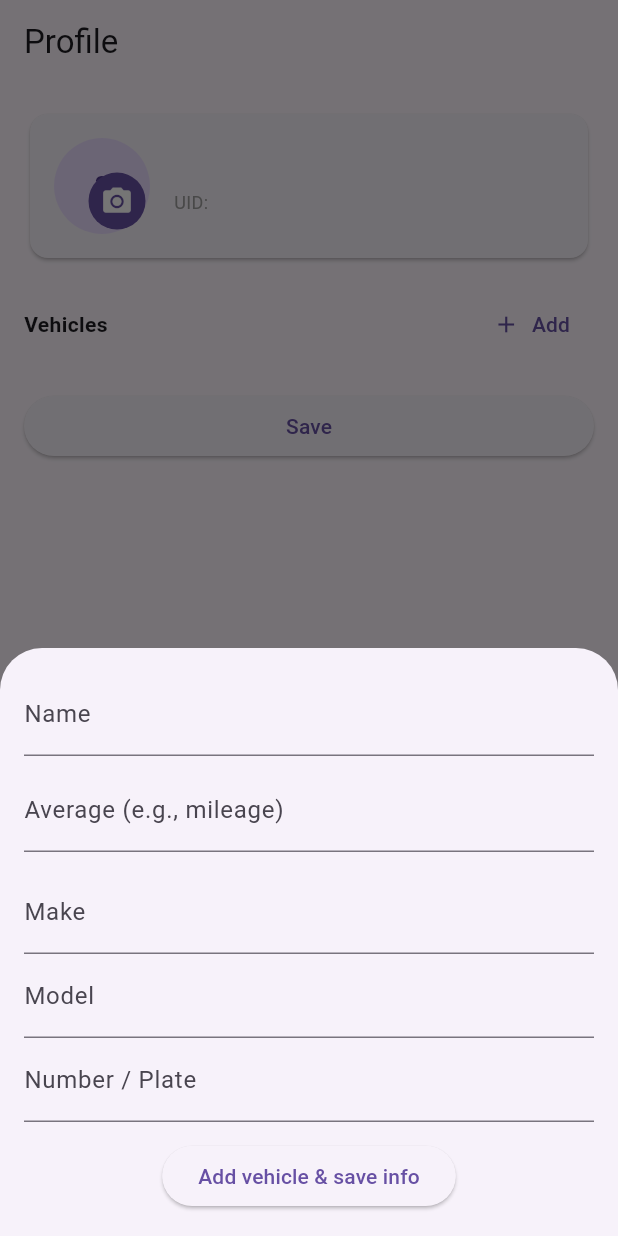
After one commit to yogesh0748/ROADHAVEN, a Flutter app: the screen it shows once a user with an empty profile is signed in, item 3 of the bottom bar chosen, after a tap on "Add", on a phone screen of 412 x 824 dp. The commit adds this screen. Run offline on Flutter 3.47's test engine with Material 3 defaults, Android fonts, the phone set to English and light mode, and no system bars; our stand-ins replace cloud_firestore, firebase_auth, firebase_core, firebase_storage, flutter_map, geolocator and 2 more; accounts and stored records are empty.

Commit message:
profile @ vehicles

```diff
--- a/roadhaven/lib/main.dart
+++ b/roadhaven/lib/main.dart
@@ -3,6 +3,9 @@ import 'package:flutter/material.dart';
 import 'package:roadhaven/firebase_options.dart';
 import 'package:roadhaven/screens/login_page.dart';
 import 'package:roadhaven/screens/signup_page.dart';
+import 'package:roadhaven/screens/home_page.dart';
+import 'package:roadhaven/screens/profile_page.dart';
+import 'package:firebase_auth/firebase_auth.dart';
 
 Future<void> main() async {
   WidgetsFlutterBinding.ensureInitialized();
@@ -19,11 +22,20 @@ class MyApp extends StatelessWidget {
   Widget build(BuildContext context) {
     return MaterialApp(
       debugShowCheckedModeBanner: false,
-      theme: ThemeData(
-        primarySwatch: Colors.amber,
-        useMaterial3: true,
+      home: StreamBuilder<User?>(
+        stream: FirebaseAuth.instance.authStateChanges(),
+        builder: (context, snap) {
+          if (snap.connectionState == ConnectionState.waiting) {
+            return const Scaffold(
+              body: Center(child: CircularProgressIndicator()),
+            );
+          }
+          if (snap.hasData) {
+            return const BottomNavShell(); // show bottom nav after login
+          }
+          return const LoginPage(); // show login when signed out
+        },
       ),
-      home: const SplashScreen(),
     );
   }
 }
@@ -56,8 +68,9 @@ class _SplashScreenState extends State<SplashScreen>
     );
     Future.delayed(const Duration(seconds: 2), () {
       if (!mounted) return;
-      Navigator.of(context).pushReplacement(
-        MaterialPageRoute(builder: (_) => const WelcomePage()),
+      Navigator.pushReplacement(
+        context,
+        MaterialPageRoute(builder: (_) => const BottomNavShell()),
       );
     });
   }
@@ -257,3 +270,46 @@ class WelcomePage extends StatelessWidget {
     );
   }
 }
+
+class BottomNavShell extends StatefulWidget {
+  const BottomNavShell({super.key});
+
+  @override
+  State<BottomNavShell> createState() => _BottomNavShellState();
+}
+
+class _BottomNavShellState extends State<BottomNavShell> {
+  int _index = 0;
+  final _pages = const [
+    HomePage(),
+    _CommunityPage(),
+    ProfilePage(), // use the new profile screen
+  ];
+
+  @override
+  Widget build(BuildContext context) {
+    return Scaffold(
+      body: _pages[_index],
+      bottomNavigationBar: BottomNavigationBar(
+        currentIndex: _index,
+        onTap: (i) => setState(() => _index = i),
+        items: const [
+          BottomNavigationBarItem(icon: Icon(Icons.home), label: 'Home'),
+          BottomNavigationBarItem(icon: Icon(Icons.groups), label: 'Community'),
+          BottomNavigationBarItem(icon: Icon(Icons.person), label: 'Profile'),
+        ],
+      ),
+    );
+  }
+}
+
+class _CommunityPage extends StatelessWidget {
+  const _CommunityPage();
+
+  @override
+  Widget build(BuildContext context) {
+    return const Scaffold(
+      body: Center(child: Text('Community')),
+    );
+  }
+}
--- a/roadhaven/lib/screens/login_page.dart
+++ b/roadhaven/lib/screens/login_page.dart
@@ -2,6 +2,7 @@ import 'package:flutter/material.dart';
 import 'package:roadhaven/screens/signup_page.dart';
 import 'package:roadhaven/screens/home_page.dart';
 import 'package:roadhaven/services/auth_service.dart';
+import 'package:roadhaven/main.dart';
 
 class LoginPage extends StatefulWidget {
   const LoginPage({super.key});
@@ -35,7 +36,7 @@ class _LoginPageState extends State<LoginPage> {
       );
       if (!mounted) return;
       Navigator.of(context).pushReplacement(
-        MaterialPageRoute(builder: (_) => const HomePage()),
+        MaterialPageRoute(builder: (_) => const BottomNavShell()),
       );
     } catch (e) {
       if (!mounted) return;
--- /dev/null
+++ b/roadhaven/lib/screens/profile_page.dart
@@ -0,0 +1,301 @@
+import 'dart:io';
+import 'package:cloud_firestore/cloud_firestore.dart';
+import 'package:firebase_auth/firebase_auth.dart';
+import 'package:firebase_storage/firebase_storage.dart';
+import 'package:flutter/material.dart';
+import 'package:image_picker/image_picker.dart';
+
+class ProfilePage extends StatefulWidget {
+  const ProfilePage({super.key});
+
+  @override
+  State<ProfilePage> createState() => _ProfilePageState();
+}
+
+class _ProfilePageState extends State<ProfilePage> {
+  final _nameCtrl = TextEditingController();
+  final _avgCtrl = TextEditingController();
+  final _photoUrlCtrl = TextEditingController();
+  List<Map<String, dynamic>> _vehicles = [];
+  bool _saving = false;
+  bool _uploading = false;
+
+  User? get _user => FirebaseAuth.instance.currentUser;
+
+  @override
+  void initState() {
+    super.initState();
+    _photoUrlCtrl.text = _user?.photoURL ?? '';
+    _loadProfile();
+  }
+
+  @override
+  void dispose() {
+    _nameCtrl.dispose();
+    _avgCtrl.dispose();
+    _photoUrlCtrl.dispose();
+    super.dispose();
+  }
+
+  Future<void> _loadProfile() async {
+    final uid = _user?.uid;
+    if (uid == null) return;
+    try {
+      final doc = await FirebaseFirestore.instance.collection('profiles').doc(uid).get();
+      if (doc.exists) {
+        final data = doc.data()!;
+        _nameCtrl.text = data['name'] ?? '';
+        _avgCtrl.text = (data['average'] ?? '').toString();
+        _photoUrlCtrl.text = data['photoUrl'] ?? _photoUrlCtrl.text;
+      }
+      final vehiclesSnap = await FirebaseFirestore.instance
+          .collection('profiles')
+          .doc(uid)
+          .collection('vehicles')
+          .get();
+      _vehicles = vehiclesSnap.docs
+          .map((d) => {
+                'make': d.data()['make'] ?? '',
+                'model': d.data()['model'] ?? '',
+                'plate': d.data()['plate'] ?? '',
+              })
+          .toList();
+      setState(() {});
+    } catch (e) {
+      debugPrint('Load profile error: $e');
+    }
+  }
+
+  Future<void> _saveProfile() async {
+    final uid = _user?.uid;
+    if (uid == null) return;
+
+    setState(() => _saving = true);
+    try {
+      final photoUrl = _photoUrlCtrl.text.trim();
+      if (_user != null && photoUrl.isNotEmpty) {
+        await _user!.updatePhotoURL(photoUrl);
+      }
+
+      final batch = FirebaseFirestore.instance.batch();
+      final profileRef = FirebaseFirestore.instance.collection('profiles').doc(uid);
+
+      batch.set(profileRef, {
+        'name': _nameCtrl.text.trim(),
+        'average': double.tryParse(_avgCtrl.text.trim()) ?? _avgCtrl.text.trim(),
+        'photoUrl': photoUrl,
+        'updatedAt': FieldValue.serverTimestamp(),
+      }, SetOptions(merge: true));
+
+      final vehiclesRef = profileRef.collection('vehicles');
+      final old = await vehiclesRef.get();
+      for (final d in old.docs) {
+        batch.delete(d.reference);
+      }
+      for (final v in _vehicles) {
+        batch.set(vehiclesRef.doc(), {
+          'make': v['make'] ?? '',
+          'model': v['model'] ?? '',
+          'plate': v['plate'] ?? '',
+          'createdAt': FieldValue.serverTimestamp(),
+        });
+      }
+
+      await batch.commit();
+      if (mounted) {
+        ScaffoldMessenger.of(context).showSnackBar(
+          const SnackBar(content: Text('Saved to Firestore')),
+        );
+      }
+    } catch (e) {
+      if (mounted) {
+        ScaffoldMessenger.of(context).showSnackBar(
+          SnackBar(content: Text('Save failed: $e')),
+        );
+      }
+    } finally {
+      if (mounted) setState(() => _saving = false);
+    }
+  }
+
+  Future<void> _pickAndUploadPhoto() async {
+    final uid = _user?.uid;
+    if (uid == null) return;
+    final picker = ImagePicker();
+    final picked = await picker.pickImage(source: ImageSource.gallery, maxWidth: 1024, maxHeight: 1024);
+    if (picked == null) return;
+
+    setState(() => _uploading = true);
+    final file = File(picked.path);
+    final ref = FirebaseStorage.instance.ref().child('profile_photos/$uid.jpg');
+    await ref.putFile(file);
+    final url = await ref.getDownloadURL();
+
+    setState(() {
+      _photoUrlCtrl.text = url;
+      _uploading = false;
+    });
+  }
+
+  void _addVehicle() {
+    final nameCtrl = TextEditingController(text: _nameCtrl.text);
+    final avgCtrl = TextEditingController(text: _avgCtrl.text);
+    final makeCtrl = TextEditingController();
+    final modelCtrl = TextEditingController();
+    final plateCtrl = TextEditingController();
+
+    showModalBottomSheet(
+      context: context,
+      isScrollControlled: true,
+      builder: (ctx) => Padding(
+        padding: EdgeInsets.only(
+          bottom: MediaQuery.of(ctx).viewInsets.bottom + 16,
+          left: 16,
+          right: 16,
+          top: 16,
+        ),
+        child: SingleChildScrollView(
+          child: Column(
+            mainAxisSize: MainAxisSize.min,
+            children: [
+              TextField(controller: nameCtrl, decoration: const InputDecoration(labelText: 'Name')),
+              const SizedBox(height: 8),
+              TextField(
+                controller: avgCtrl,
+                keyboardType: TextInputType.number,
+                decoration: const InputDecoration(labelText: 'Average (e.g., mileage)'),
+              ),
+              const SizedBox(height: 12),
+              TextField(controller: makeCtrl, decoration: const InputDecoration(labelText: 'Make')),
+              TextField(controller: modelCtrl, decoration: const InputDecoration(labelText: 'Model')),
+              TextField(controller: plateCtrl, decoration: const InputDecoration(labelText: 'Number / Plate')),
+              const SizedBox(height: 12),
+              ElevatedButton(
+                onPressed: () {
+                  // Save name/avg into profile controllers
+                  _nameCtrl.text = nameCtrl.text.trim();
+                  _avgCtrl.text = avgCtrl.text.trim();
+                  // Add vehicle
+                  setState(() {
+                    _vehicles.add({
+                      'make': makeCtrl.text.trim(),
+                      'model': modelCtrl.text.trim(),
+                      'plate': plateCtrl.text.trim(),
+                    });
+                  });
+                  Navigator.pop(ctx);
+                },
+                child: const Text('Add vehicle & save info'),
+              ),
+            ],
+          ),
+        ),
+      ),
+    );
+  }
+
+  @override
+  Widget build(BuildContext context) {
+    final photoUrl = _photoUrlCtrl.text.trim();
+    final initials = (_nameCtrl.text.isNotEmpty
+            ? _nameCtrl.text.trim().split(' ').map((e) => e.isNotEmpty ? e[0] : '').take(2).join()
+            : (_user?.email?.isNotEmpty ?? false)
+                ? _user!.email![0].toUpperCase()
+                : '?')
+        .padRight(1);
+
+    return Scaffold(
+      appBar: AppBar(title: const Text('Profile')),
+      body: SingleChildScrollView(
+        padding: const EdgeInsets.all(16),
+        child: Column(
+          children: [
+            // Header card with avatar and login info
+            Card(
+              child: Padding(
+                padding: const EdgeInsets.all(16),
+                child: Row(
+                  children: [
+                    Stack(
+                      children: [
+                        CircleAvatar(
+                          radius: 32,
+                          backgroundImage: photoUrl.isNotEmpty ? NetworkImage(photoUrl) : null,
+                          child: photoUrl.isEmpty ? Text(initials, style: const TextStyle(fontSize: 18, fontWeight: FontWeight.bold)) : null,
+                        ),
+                        Positioned(
+                          bottom: -2,
+                          right: -2,
+                          child: IconButton(
+                            iconSize: 22,
+                            style: IconButton.styleFrom(
+                              backgroundColor: Theme.of(context).colorScheme.primary,
+                              foregroundColor: Colors.white,
+                              minimumSize: const Size(36, 36),
+                            ),
+                            icon: _uploading
+                                ? const SizedBox(
+                                    height: 16,
+                                    width: 16,
+                                    child: CircularProgressIndicator(strokeWidth: 2, color: Colors.white),
+                                  )
+                                : const Icon(Icons.photo_camera),
+                            onPressed: _uploading ? null : _pickAndUploadPhoto,
+                          ),
+                        ),
+                      ],
+                    ),
+                    const SizedBox(width: 16),
+                    Expanded(
+                      child: Column(
+                        crossAxisAlignment: CrossAxisAlignment.start,
+                        children: [
+                          Text(_user?.email ?? _user?.phoneNumber ?? 'Unknown user', style: const TextStyle(fontWeight: FontWeight.w600)),
+                          Text('UID: ${_user?.uid ?? '-'}', style: const TextStyle(fontSize: 12, color: Colors.grey)),
+                        ],
+                      ),
+                    ),
+                  ],
+                ),
+              ),
+            ),
+            const SizedBox(height: 16),
+
+            Row(
+              mainAxisAlignment: MainAxisAlignment.spaceBetween,
+              children: [
+                const Text('Vehicles', style: TextStyle(fontWeight: FontWeight.w600)),
+                TextButton.icon(onPressed: _addVehicle, icon: const Icon(Icons.add), label: const Text('Add')),
+              ],
+            ),
+            ..._vehicles.asMap().entries.map((entry) {
+              final i = entry.key;
+              final v = entry.value;
+              return Card(
+                child: ListTile(
+                  title: Text('${v['make'] ?? ''} ${v['model'] ?? ''}'),
+                  subtitle: Text(v['plate'] ?? ''),
+                  trailing: IconButton(
+                    icon: const Icon(Icons.delete),
+                    onPressed: () => setState(() => _vehicles.removeAt(i)),
+                  ),
+                ),
+              );
+            }),
+
+            const SizedBox(height: 20),
+            SizedBox(
+              width: double.infinity,
+              child: ElevatedButton(
+                onPressed: _saving ? null : _saveProfile,
+                child: _saving
+                    ? const SizedBox(height: 18, width: 18, child: CircularProgressIndicator(strokeWidth: 2))
+                    : const Text('Save'),
+              ),
+            ),
+          ],
+        ),
+      ),
+    );
+  }
+}
--- a/roadhaven/pubspec.yaml
+++ b/roadhaven/pubspec.yaml
@@ -40,6 +40,8 @@ dependencies:
   geolocator: ^14.0.2
   flutter_map: ^6.1.0
   latlong2: ^0.9.1
+  image_picker: ^1.2.1
+  firebase_storage: ^13.0.5
 
 dev_dependencies:
   flutter_test:
```
Also changed, not shown: roadhaven/pubspec.lock, 5 other files.
